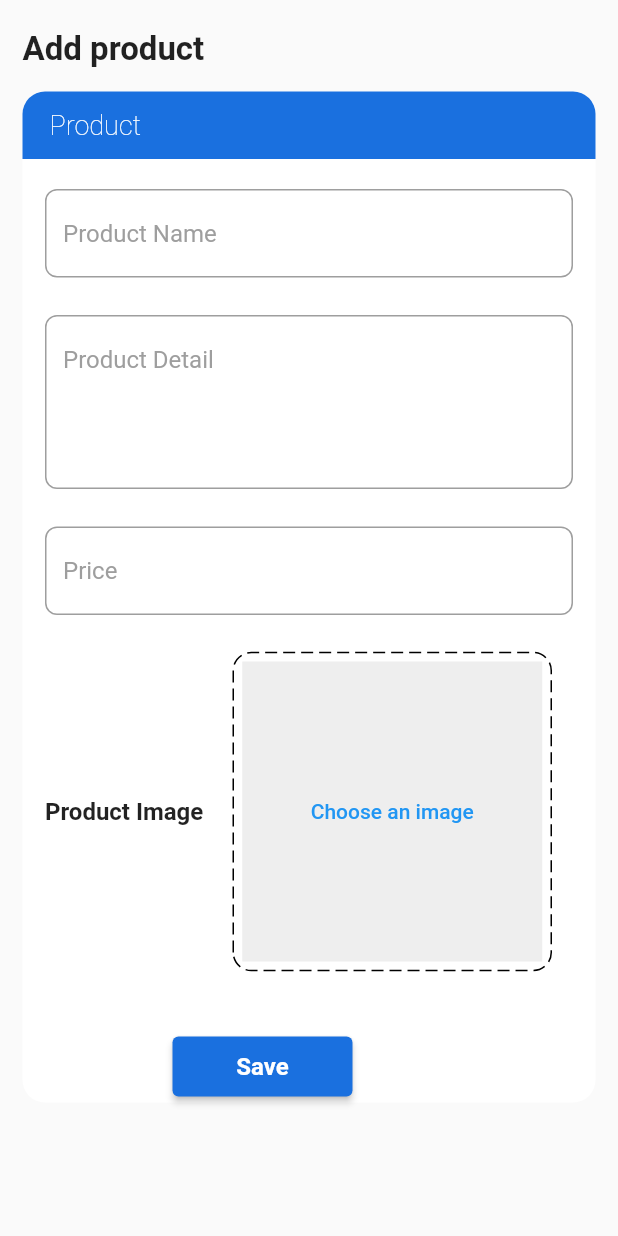
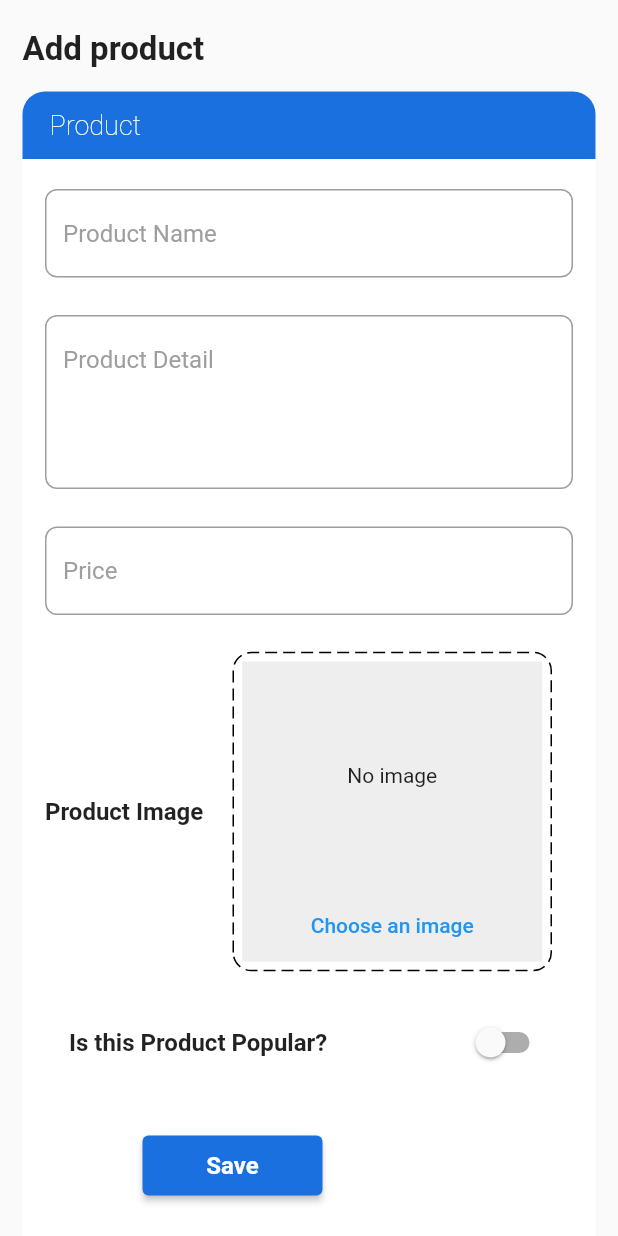
Before and after one commit to Sandeshshrestha078/Food_Ordering_System, a Flutter app: the AddProductScreen widget shown alone on an empty page, opened directly, on a phone screen of 412 x 824 dp. Run offline on Flutter 3.47's test engine with Material 2 defaults, Android fonts, the light colour scheme and no system bars; drawn by our look-alikes of dotted_border; our stand-ins replace cloud_firestore, firebase_core, firebase_storage, image_picker; missing offline and left inert: flutter_admin_scaffold; accounts and stored records are empty; statements that could not run were skipped.

Commit message:
add product screen complete

```diff
--- a/food_admin/lib/screens/features/add_product.dart
+++ b/food_admin/lib/screens/features/add_product.dart
@@ -1,10 +1,16 @@
 import 'dart:developer';
+import 'dart:io';
 
 import 'package:dotted_border/dotted_border.dart';
+import 'package:firebase_storage/firebase_storage.dart';
+import 'package:flutter/foundation.dart';
 import 'package:flutter/material.dart';
 import 'package:food_admin/constant/values.dart';
+import 'package:image_picker/image_picker.dart';
 
+import '../../models/product_model.dart';
 import '../../widget/textfield.dart';
+import 'package:uuid/uuid.dart';
 
 class AddProductScreen extends StatefulWidget {
   const AddProductScreen({super.key});
@@ -19,6 +25,100 @@ class _AddProductScreenState extends State<AddProductScreen> {
   TextEditingController productTitleController = TextEditingController();
   TextEditingController productDetailController = TextEditingController();
   TextEditingController productPriceController = TextEditingController();
+  bool isPopular = false;
+  bool isFavourite = false;
+  File? _pickedImage;
+  Uint8List webImage = Uint8List(8);
+  bool isImageSelected = false;
+  String imageName = '';
+  List<String> imageUrl = [];
+  var uuid = const Uuid();
+
+// function to pick image from gallery
+  Future<void> _pickImage() async {
+    if (!kIsWeb) {
+      final ImagePicker picker = ImagePicker();
+      XFile? image = await picker.pickImage(source: ImageSource.gallery);
+      if (image != null) {
+        var selected = File(image.path);
+        setState(() {
+          imageName = image.name;
+          isImageSelected = true;
+          _pickedImage = selected;
+        });
+      } else {
+        // Handle case where no image is selected.
+        isImageSelected = false;
+        // Display an error message in the UI or show a snackbar.
+        // ignore: use_build_context_synchronously
+        ScaffoldMessenger.of(context).showSnackBar(
+          const SnackBar(
+            content: Text('Image not selected'),
+          ),
+        );
+      }
+    } else if (kIsWeb) {
+      final ImagePicker picker = ImagePicker();
+      XFile? image = await picker.pickImage(source: ImageSource.gallery);
+      if (image != null) {
+        var f = await image.readAsBytes();
+        setState(() {
+          imageName = image.name;
+          isImageSelected = true;
+          webImage = f;
+          _pickedImage = File('a');
+        });
+      } else {
+        log('No image has been picked');
+      }
+    } else {
+      log('something went wrong');
+    }
+  }
+
+  void _showSnackBar(String message) {
+    ScaffoldMessenger.of(context).showSnackBar(
+      SnackBar(
+        content: Text(message),
+      ),
+    );
+  }
+
+  Future<void> _saveImageToFirebaseStorage() async {
+    if (webImage.isNotEmpty) {
+      final Reference storageReference =
+          FirebaseStorage.instance.ref().child('product_image/$imageName');
+
+      try {
+        UploadTask uploadTask = storageReference.putData(webImage);
+        TaskSnapshot storageTaskSnapshot = await uploadTask;
+
+        if (storageTaskSnapshot.state == TaskState.success) {
+          // Image has been successfully uploaded to Firebase Storage.
+          String downloadUrl = await storageReference.getDownloadURL();
+          log('Image uploaded to Firebase Storage. Download URL: $downloadUrl');
+          // Show a Snackbar with a success message.
+
+          // Clear the picked image.
+          setState(() {
+            imageUrl.add(downloadUrl);
+          });
+        } else {
+          log('Failed to upload image to Firebase Storage.');
+        }
+      } catch (e) {
+        log('Error uploading image to Firebase Storage: $e');
+
+        // Show a Snackbar with an error message.
+        _showSnackBar('Failed to upload image');
+      }
+    } else {
+      log('No image to upload.');
+
+      // Show a Snackbar with a message.
+      _showSnackBar('No image to upload');
+    }
+  }
 
   @override
   Widget build(BuildContext context) {
@@ -117,34 +217,64 @@ class _AddProductScreenState extends State<AddProductScreen> {
                                           crossAxisAlignment:
                                               CrossAxisAlignment.center,
                                           children: [
+                                            Expanded(
+                                              child: _pickedImage == null
+                                                  ? const Center(
+                                                      child: Text('No image'),
+                                                    )
+                                                  : kIsWeb
+                                                      ? Image.memory(
+                                                          webImage,
+                                                          fit: BoxFit.fill,
+                                                        )
+                                                      : Image.file(
+                                                          _pickedImage!,
+                                                          fit: BoxFit.fill,
+                                                        ),
+                                            ),
                                             TextButton(
-                                                onPressed: () {},
+                                              onPressed: ((() => _pickImage())),
                                               child: const Text(
                                                 'Choose an image',
                                                 style: chooseimg,
-                                                ))
+                                              ),
+                                            ),
                                           ],
                                         ),
                                       ),
                                     ),
                                   )
                                 ],
-                              )
-                            ]),
-                      ),
                               ),
                               const SizedBox(
                                 height: 20,
                               ),
+                              SwitchListTile(
+                                  title: const Text(
+                                    "Is this Product Popular?",
+                                    style: titleStyle2,
+                                  ),
+                                  value: isPopular,
+                                  onChanged: (v) {
+                                    setState(() {
+                                      isPopular = !isPopular;
+                                    });
+                                  }),
+                            ]),
+                      ),
+                    ),
 
                     Container(
-                      margin: const EdgeInsets.only(left: 100),
+                      margin:
+                          const EdgeInsets.only(top: 10, left: 80, bottom: 40),
                       child: ElevatedButton(
                         style: buttonStyle,
                         onPressed: () {
                           if (_formKey.currentState!.validate()) {
-                            log('ready to save');
+                            if (isImageSelected) {
+                              save();
                             } else {
+                              // Display an error message in the UI or show a snackbar.
                               ScaffoldMessenger.of(context).showSnackBar(
                                 const SnackBar(
                                   backgroundColor: Colors.red,
@@ -152,6 +282,7 @@ class _AddProductScreenState extends State<AddProductScreen> {
                                       'Please select an image before saving.'),
                                 ),
                               );
+                            }
                           }
                         },
                         child: const Text(
@@ -169,4 +300,31 @@ class _AddProductScreenState extends State<AddProductScreen> {
       ),
     );
   }
+
+  save() async {
+    await _saveImageToFirebaseStorage();
+    Products products = Products(
+      id: uuid.v4(),
+      productName: productTitleController.text,
+      detail: productDetailController.text,
+      price: int.parse(productPriceController.text),
+      imageUrls: imageUrl,
+      isPopular: isPopular,
+      isFavourite: isFavourite,
+    );
+
+    await products.addProducts(products).whenComplete(() {
+      setState(() {
+        _showSnackBar('ADDED SUCCESSFULLY');
+        productTitleController.clear();
+        productDetailController.clear();
+        productPriceController.clear();
+        isPopular = false;
+        _pickedImage = null;
+        isImageSelected = false;
+        imageName = '';
+        imageUrl = [];
+      });
+    });
   }
+}
```
Lines whose indentation alone changed are shown as unchanged.
